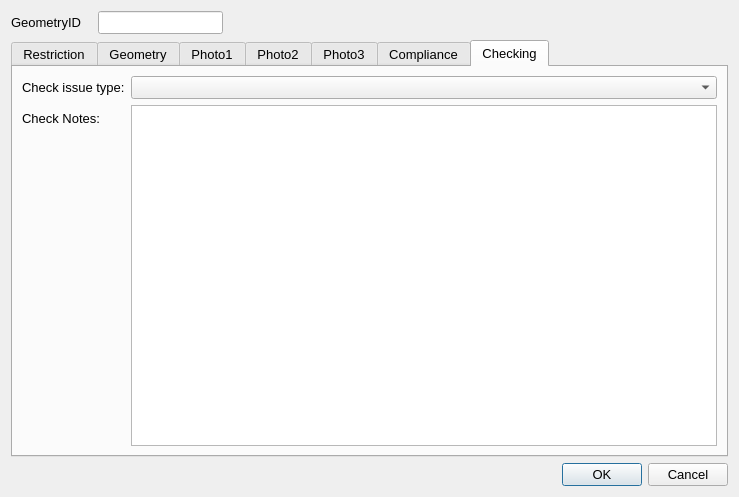
Before: the Qt Designer form ui/RestrictionForVehicles.ui in tlh22/demandForm, drawn with Qt 5.
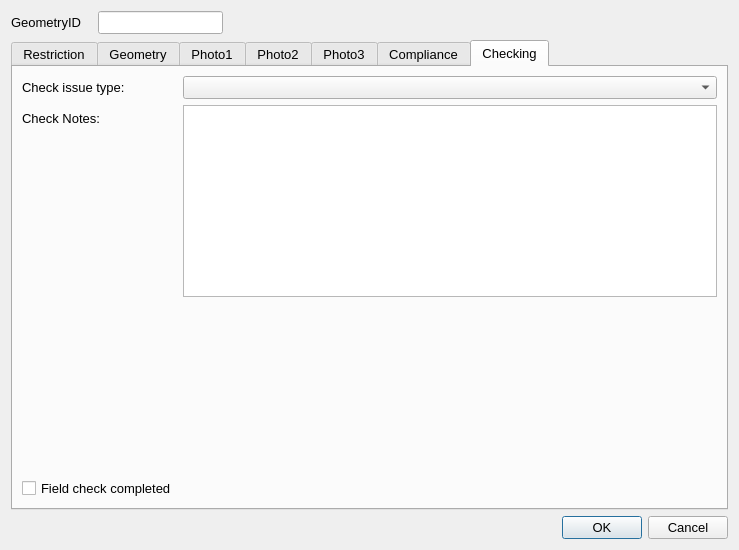
After: the same form once the commit is applied. The open tabs and pages were chosen to show the change. Icons and pictures are not drawn.

The edit to the form file:
```diff
--- a/ui/RestrictionForVehicles.ui
+++ b/ui/RestrictionForVehicles.ui
@@ -7,7 +7,7 @@
     <x>0</x>
     <y>0</y>
     <width>739</width>
-    <height>497</height>
+    <height>550</height>
    </rect>
   </property>
   <property name="sizePolicy">
@@ -565,6 +565,26 @@
        <item row="0" column="1">
         <widget class="QComboBox" name="MHTC_CheckIssueTypeID"/>
        </item>
+       <item row="3" column="0">
+        <widget class="QCheckBox" name="FieldCheckCompleted">
+         <property name="text">
+          <string>Field check completed</string>
+         </property>
+        </widget>
+       </item>
+       <item row="2" column="0">
+        <spacer name="verticalSpacer_2">
+         <property name="orientation">
+          <enum>Qt::Vertical</enum>
+         </property>
+         <property name="sizeHint" stdset="0">
+          <size>
+           <width>20</width>
+           <height>20</height>
+          </size>
+         </property>
+        </spacer>
+       </item>
       </layout>
      </widget>
     </widget>
```
